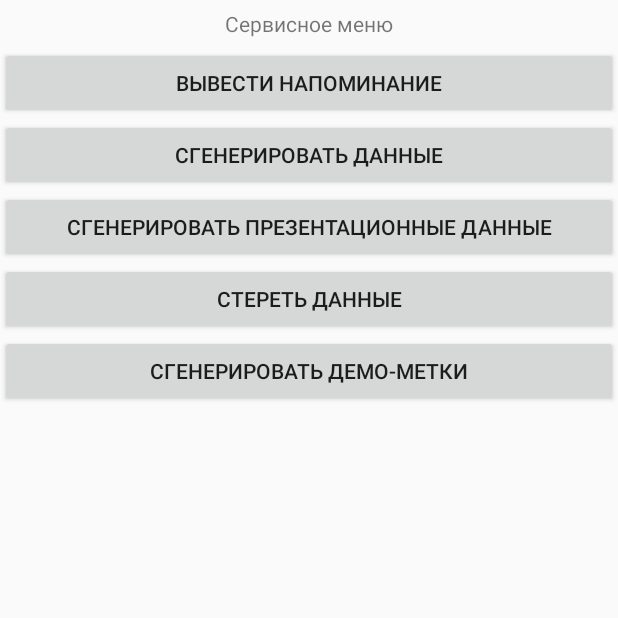
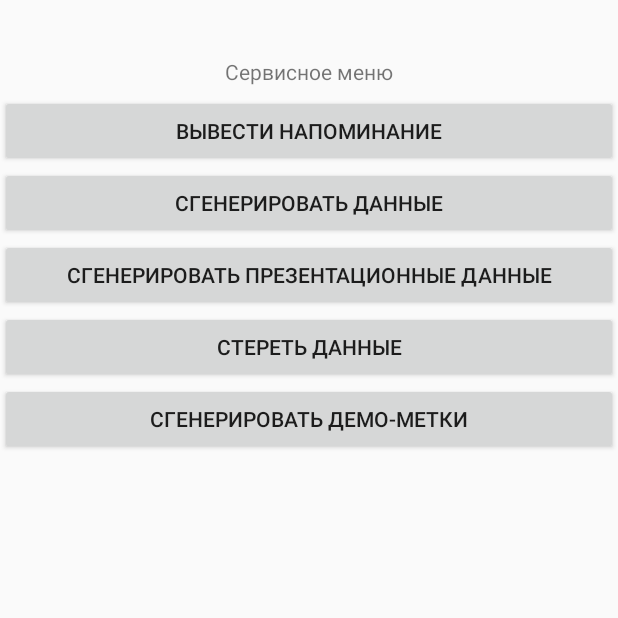
Before and after one commit to iamkatrechko/ProjectManager, an Android app: the ServiceMenuActivity screen opened directly, with no data from a screen before it, on a phone screen of 412 x 824 dp, the top half of it. Run offline under Robolectric (Android 15) with nearby library versions, the phone set to English and light mode, and no system bars.

```diff
--- a/app/build.gradle
+++ b/app/build.gradle
@@ -3,7 +3,6 @@ apply plugin: 'com.android.application'
 android {
     compileSdkVersion 25
     buildToolsVersion '25.0.2'
-
     defaultConfig {
         applicationId "com.iamkatrechko.projectmanager"
         minSdkVersion 16
@@ -15,9 +14,11 @@ android {
         release {
             minifyEnabled false
             proguardFiles getDefaultProguardFile('proguard-android.txt'), 'proguard-rules.pro'
+            resValue "bool", "isDeveloper", "false"
             buildConfigField "boolean", "isDeveloper", "false"
         }
         debug {
+            resValue "bool", "isDeveloper", "true"
             buildConfigField "boolean", "isDeveloper", "true"
         }
     }
--- a/app/src/main/java/com/iamkatrechko/projectmanager/fragment/TasksListFragment.java
+++ b/app/src/main/java/com/iamkatrechko/projectmanager/fragment/TasksListFragment.java
@@ -19,6 +19,7 @@ import com.getbase.floatingactionbutton.FloatingActionsMenu;
 import com.iamkatrechko.projectmanager.ProjectLab;
 import com.iamkatrechko.projectmanager.R;
 import com.iamkatrechko.projectmanager.SimpleItemTouchHelperCallback;
+import com.iamkatrechko.projectmanager.activity.ServiceMenuActivity;
 import com.iamkatrechko.projectmanager.activity.SubProjectEditActivity;
 import com.iamkatrechko.projectmanager.activity.TaskEditActivity;
 import com.iamkatrechko.projectmanager.activity.TasksDoneListActivity;
@@ -218,6 +219,9 @@ public class TasksListFragment extends Fragment {
             case R.id.done_tasks:
                 startActivity(TasksDoneListActivity.getActivityIntent(getContext(), ID));
                 return true;
+            case R.id.developer_menu:
+                startActivity(new Intent(getActivity(), ServiceMenuActivity.class));
+                return true;
         }
         return super.onOptionsItemSelected(item);
     }
--- a/app/src/main/res/layout/service_menu.xml
+++ b/app/src/main/res/layout/service_menu.xml
@@ -1,8 +1,10 @@
 <?xml version="1.0" encoding="utf-8"?>
-<LinearLayout xmlns:android="http://schemas.android.com/apk/res/android"
-              android:layout_width="match_parent"
-              android:layout_height="match_parent"
-              android:orientation="vertical">
+<LinearLayout
+    xmlns:android="http://schemas.android.com/apk/res/android"
+    android:layout_width="match_parent"
+    android:layout_height="match_parent"
+    android:orientation="vertical"
+    android:paddingTop="32dp">
 
     <TextView
         android:id="@+id/textView"
--- a/gradle.properties
+++ b/gradle.properties
@@ -16,3 +16,4 @@
 # This option should only be used with decoupled projects. More details, visit
 # http://www.gradle.org/docs/current/userguide/multi_project_builds.html#sec:decoupled_projects
 # org.gradle.parallel=true
+org.gradle.daemon=true
```
Also changed, not shown: app/src/main/res/menu/menu_tasks.xml (+8 -0 lines).
